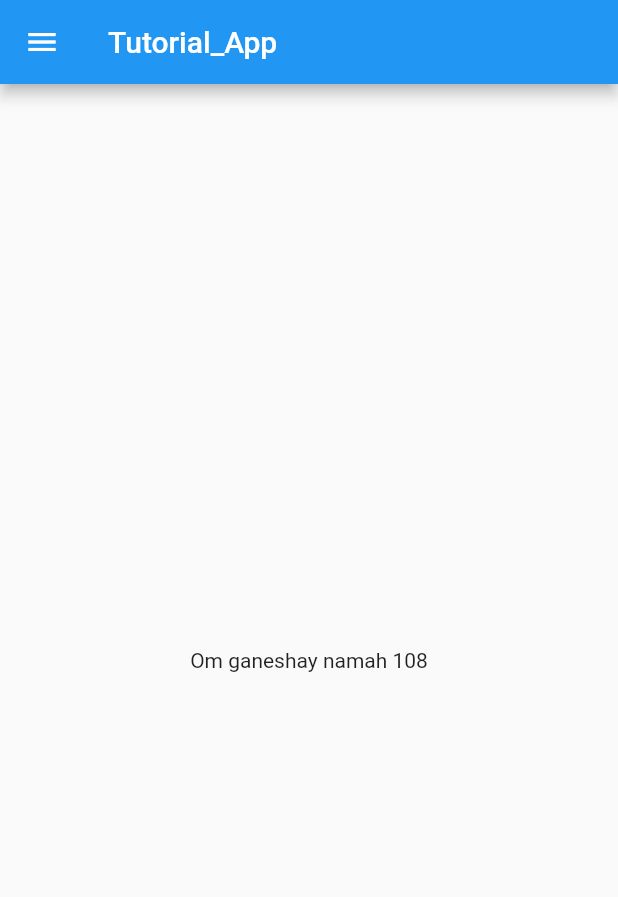
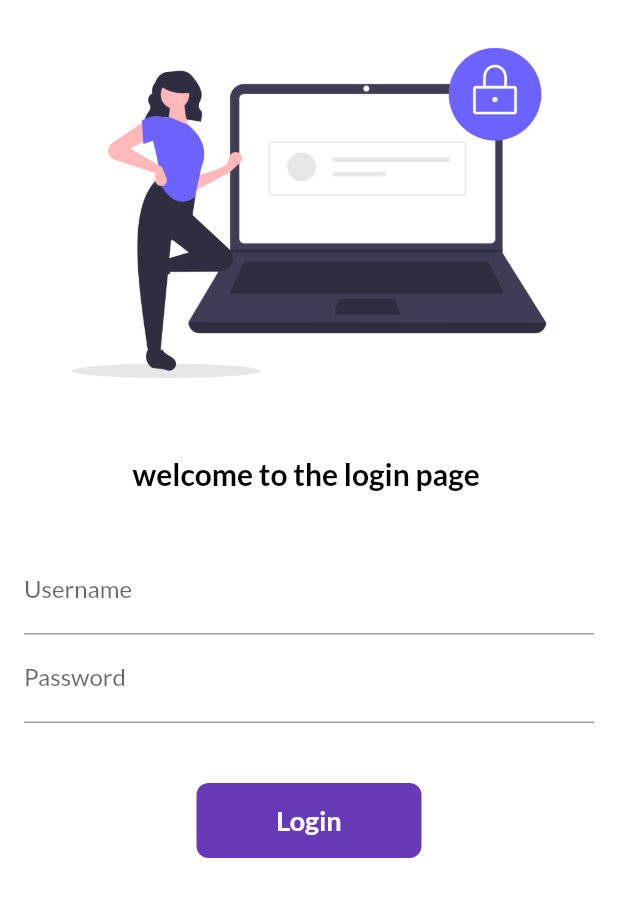
Before and after one commit to nilabhjaiswal/30DaysOfFlutterTutorial, a Flutter app: the screen it shows after launch, on a phone screen of 412 x 824 dp. Shown: the top 897 px of the screen. Run offline on Flutter 3.47's test engine with Material 2 defaults, Android fonts, the phone set to English and light mode, and no system bars; our stand-ins replace google_fonts.

Commit message:
day_6 completed

```diff
--- a/lib/main.dart
+++ b/lib/main.dart
@@ -1,16 +1,34 @@
 import 'package:flutter/material.dart';
-import 'package:flutter_application_1/home_page.dart';
+import 'package:flutter_application_1/pages/home_page.dart';
+import 'package:flutter_application_1/pages/login_page.dart';
+import 'package:flutter_application_1/utils/routes.dart';
+import 'pages/home_page.dart';
+import 'pages/login_page.dart';
+import 'package:google_fonts/google_fonts.dart';
 
 void main() {
-  runApp(MyApp());
+  runApp(const MyApp());
 }
 
 class MyApp extends StatelessWidget {
-
+  const MyApp ({Key? key}) : super(key: key);
   @override
   Widget build(BuildContext context) {
     return MaterialApp(
-      home: HomePage(),
+      themeMode: ThemeMode.light,
+      theme: ThemeData(
+      primarySwatch: Colors.deepPurple,
+      fontFamily: GoogleFonts.lato().fontFamily,
+      ),
+      debugShowCheckedModeBanner:false, //this remove debug tag from the above application
+      darkTheme: ThemeData(
+        brightness: Brightness.dark,
+      ),
+      routes: {
+        "/" : (context)=> const LoginPage(),
+        MyRoutes.homeRoutes : (context)=> HomePage(),
+        MyRoutes.loginRoutes : (context)=>const LoginPage(),
+      },
     );
   }
 }
--- a/lib/home_page.dart
+++ b/lib/pages/home_page.dart
@@ -1,20 +1,25 @@
 import "package:flutter/material.dart";
+import "package:meta/meta.dart";
 
+@immutable
+// ignore: must_be_immutable
 class HomePage extends StatelessWidget {
   int num = 108;
+
+  HomePage({Key? key}) : super(key: key);
 
   @override
   Widget build(BuildContext context) {
     return Scaffold(
       appBar: AppBar(
-        title: Text("Tutorial_App"),
+        title:const Text("Tutorial_App"),
       ),
       body: Center(
-        child: Container(
+        child: Material(
           child: Text("Om ganeshay namah $num"),
         ),
       ),
-    drawer: Drawer(),
+      drawer:const Drawer(),
     );
   }
 }
--- /dev/null
+++ b/lib/pages/login_page.dart
@@ -0,0 +1,99 @@
+import 'package:flutter/material.dart';
+import 'package:flutter_application_1/utils/routes.dart';
+
+class LoginPage extends StatefulWidget {
+  const LoginPage({Key? key}) : super(key: key);
+
+  @override
+  State<LoginPage> createState() => _LoginPageState();
+}
+
+class _LoginPageState extends State<LoginPage> {
+  String name = "";
+  bool changedButton = false;
+  @override
+  Widget build(BuildContext context) {
+    return Material(
+        color: Colors.white,
+        child: SingleChildScrollView(
+            child: Column(
+          children: [
+            Image.asset(
+              "assets/images/loginPage.png",
+              fit: BoxFit.cover,
+            ),
+            const SizedBox(height: 20.0),
+            Text(
+              "welcome to the login page $name",
+              style: const TextStyle(
+                fontSize: 20,
+                fontWeight: FontWeight.bold,
+                color: Colors.black,
+              ),
+            ),
+            const SizedBox(height: 20.0),
+            Padding(
+              padding: const EdgeInsets.all(16.0),
+              child: Column(
+                children: [
+                  TextFormField(
+                    decoration: const InputDecoration(
+                      hintText: "Enter username",
+                      labelText: "Username",
+                    ),
+                    onChanged: (value) {
+                      name = value;
+                      setState(
+                          () {}); //this class only works with statefullwigets
+                    },
+                  ),
+                  TextFormField(
+                    obscureText: true,
+                    decoration: const InputDecoration(
+                      hintText: "Enter password",
+                      labelText: "Password",
+                    ),
+                  ),
+                  const SizedBox(height: 40.0),
+                  InkWell(
+                    onTap: () async{
+                      setState(() {
+                        changedButton = true;
+                      });
+                      await Future.delayed(const Duration(seconds: 2));
+                      Navigator.pushNamed(context, MyRoutes.homeRoutes);
+                    },
+                    child: AnimatedContainer(
+                      duration: const Duration(seconds: 1),
+                      width: changedButton ? 50 : 150,
+                      height: 50,
+                      alignment: Alignment.center,
+                      child: changedButton
+                          ? const Icon(Icons.done, color: Colors.white)
+                          : const Text("Login",
+                              style: TextStyle(
+                                color: Colors.white,
+                                fontWeight: FontWeight.bold,
+                                fontSize: 18,
+                              )),
+                      decoration: BoxDecoration(
+                          color: Colors.deepPurple,
+                          //shape: changedButton ? BoxShape.circle : BoxShape.rectangle, //this method is used to change the shape of button onclick
+                          borderRadius: BorderRadius.circular(changedButton ? 50 : 8)),
+                    ),
+                  ),
+                  /*ElevatedButton(
+                    child: const Text("Login"),
+                    style:
+                        TextButton.styleFrom(minimumSize: const Size(150, 50)),
+                    onPressed: () {
+                      Navigator.pushNamed(context, MyRoutes.homeRoutes);
+                    },
+                  )*/
+                ],
+              ),
+            ),
+          ],
+        )));
+  }
+}
--- /dev/null
+++ b/lib/utils/routes.dart
@@ -0,0 +1,4 @@
+class MyRoutes{
+  static String loginRoutes = "/login";
+  static String homeRoutes = "/home";
+}
--- a/pubspec.yaml
+++ b/pubspec.yaml
@@ -34,6 +34,7 @@ dependencies:
   # The following adds the Cupertino Icons font to your application.
   # Use with the CupertinoIcons class for iOS style icons.
   cupertino_icons: ^1.0.2
+  google_fonts: ^2.1.0
 
 dev_dependencies:
   flutter_test:
@@ -58,8 +59,8 @@ flutter:
   uses-material-design: true
 
   # To add assets to your application, add an assets section, like this:
-  # assets:
-  #   - images/a_dot_burr.jpeg
+  assets:
+  - assets/images/
   #   - images/a_dot_ham.jpeg
 
   # An image asset can refer to one or more resolution-specific "variants", see
```
Also changed, not shown: assets/images/loginPage.png (added), pubspec.lock.
